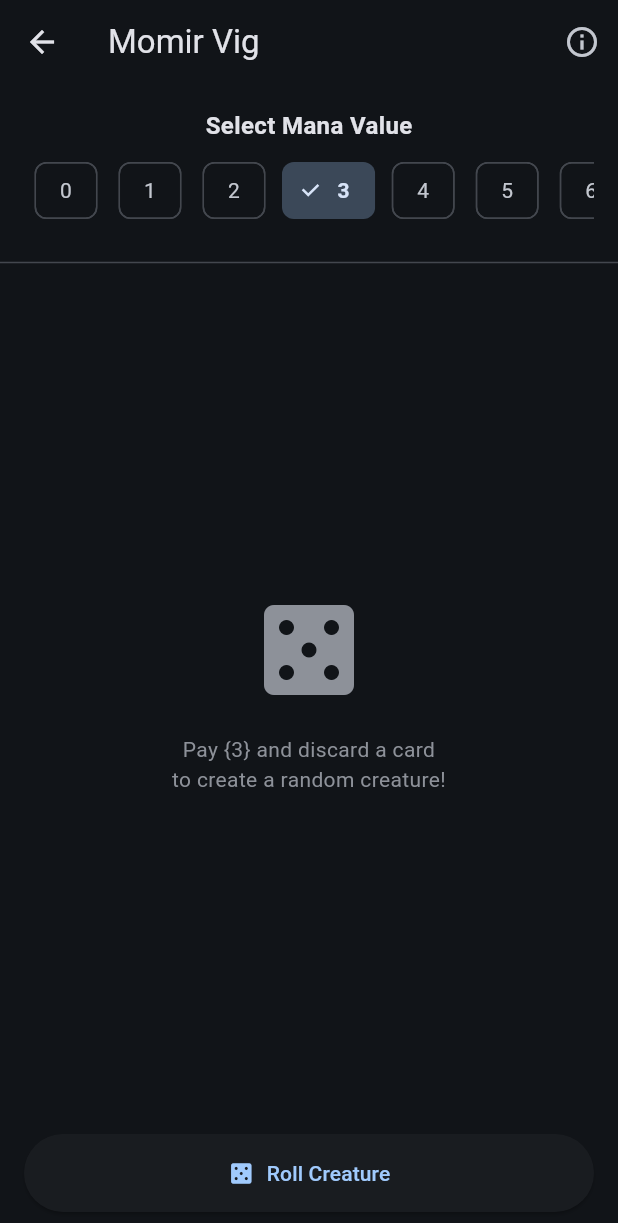
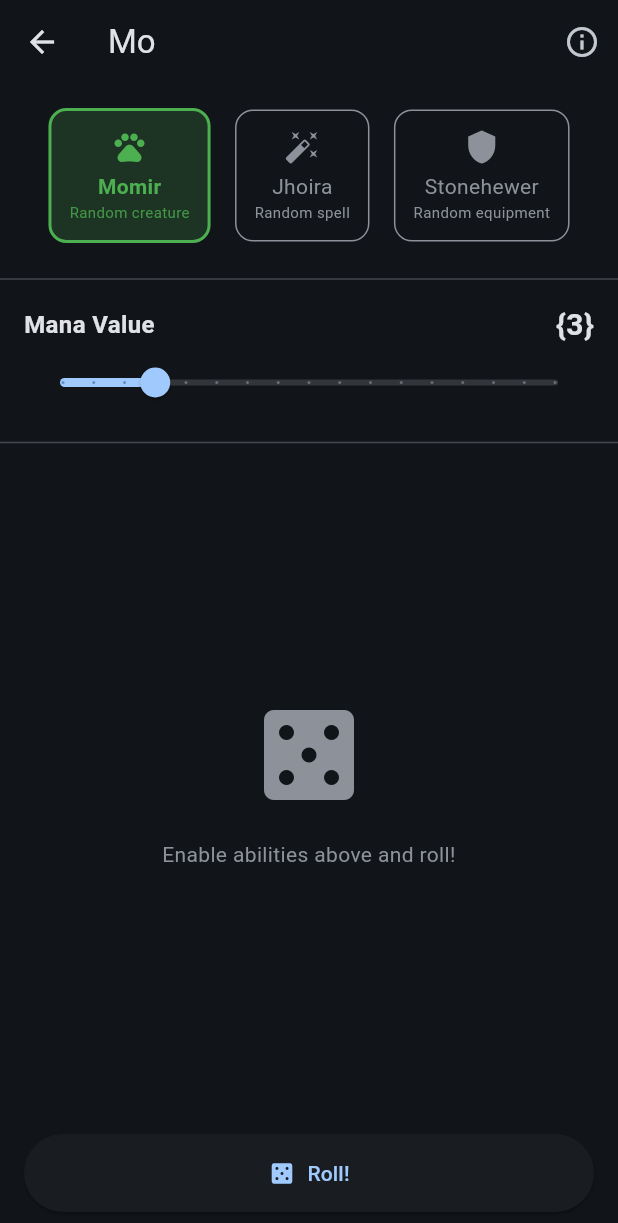
Before and after one commit to crothen/momir-printer, a Flutter app: the MomirScreen screen opened directly, on a phone screen of 412 x 824 dp. Shown: the top 1223 px of the screen. Run offline on Flutter 3.47's test engine with Material 3 defaults, Android fonts, the phone set to English and light mode, and no system bars; our stand-ins replace flutter_blue_plus, image_picker.

Commit message:
v1.0.2: Unified Momir modes (Mo/MoJo/MoJoSto)
- Combined all Momir variants into single screen with toggleable abilities
- Momir (creature), Jhoira (instant/sorcery), Stonehewer (equipment)
- Stonehewer finds equipment with MV ≤ creature's MV
- Added getRandomEquipment() to ScryfallService
- Mana value slider (0-16) replaces chip selector
- Results shown as cards with individual print buttons
- App bar title reflects active abilities
- Removed separate MoJoSto card from home screen
- Added subtitle support to home screen mode cards

```diff
--- a/lib/screens/momir_screen.dart
+++ b/lib/screens/momir_screen.dart
@@ -6,6 +6,23 @@
 import '../services/image_processor.dart';
 import '../printers/phomemo_protocol.dart';
 import '../models/card.dart';
+
+/// Result from a single ability activation
+class AbilityResult {
+  final String abilityName;
+  final MtgCard? card;
+  final Uint8List? imageBytes;
+  final String? error;
+
+  AbilityResult({
+    required this.abilityName,
+    this.card,
+    this.imageBytes,
+    this.error,
+  });
+
+  bool get success => card != null;
+}
 
 class MomirScreen extends StatefulWidget {
   const MomirScreen({super.key});
@@ -19,18 +36,33 @@
   final _scryfall = ScryfallService();
 
   int _selectedMana = 3;
-  MtgCard? _currentCard;
-  Uint8List? _cardImage;
+
+  // Ability toggles
+  bool _momirEnabled = true;
+  bool _jhoiraEnabled = false;
+  bool _stonehewerEnabled = false;
+
+  // Results
+  List<AbilityResult> _results = [];
 
   bool _isLoading = false;
   bool _isPrinting = false;
-  String? _error;
+  int _printingIndex = -1;
+
+  String get _modeName {
+    final parts = <String>[];
+    if (_momirEnabled) parts.add('Mo');
+    if (_jhoiraEnabled) parts.add('Jo');
+    if (_stonehewerEnabled) parts.add('Sto');
+    if (parts.isEmpty) return 'Select abilities';
+    return parts.join('');
+  }
 
   @override
   Widget build(BuildContext context) {
     return Scaffold(
       appBar: AppBar(
-        title: const Text('Momir Vig'),
+        title: Text(_modeName),
         actions: [
           IconButton(
             icon: const Icon(Icons.info_outline),
@@ -41,24 +73,28 @@
       ),
       body: Column(
         children: [
+          // Ability toggles
+          _buildAbilityToggles(),
+
+          const Divider(),
+
           // Mana selector
           _buildManaSelector(),
 
           const Divider(),
 
-          // Card display area
+          // Results area
           Expanded(
-            child: _buildCardDisplay(),
+            child: _buildResults(),
           ),
 
-          // Action buttons
+          // Roll button
           Padding(
             padding: const EdgeInsets.all(16.0),
-            child: Row(
-              children: [
-                Expanded(
+            child: SizedBox(
+              width: double.infinity,
               child: ElevatedButton.icon(
-                    onPressed: _isLoading || _isPrinting ? null : _rollCreature,
+                onPressed: _canRoll() ? _roll : null,
                 icon: _isLoading
                     ? const SizedBox(
                         width: 20,
@@ -66,33 +102,47 @@
                         child: CircularProgressIndicator(strokeWidth: 2),
                       )
                     : const Icon(Icons.casino),
-                    label: Text(_isLoading ? 'Rolling...' : 'Roll Creature'),
+                label: Text(_isLoading ? 'Rolling...' : 'Roll!'),
                 style: ElevatedButton.styleFrom(
                   padding: const EdgeInsets.symmetric(vertical: 16),
                 ),
               ),
             ),
-                if (_currentCard != null) ...[
-                  const SizedBox(width: 16),
-                  ElevatedButton.icon(
-                    onPressed: _isPrinting || _cardImage == null ? null : _printCard,
-                    icon: _isPrinting
-                        ? const SizedBox(
-                            width: 20,
-                            height: 20,
-                            child: CircularProgressIndicator(strokeWidth: 2),
-                          )
-                        : const Icon(Icons.print),
-                    label: Text(_isPrinting ? 'Printing...' : 'Print'),
-                    style: ElevatedButton.styleFrom(
-                      backgroundColor: Theme.of(context).colorScheme.primary,
-                      foregroundColor: Theme.of(context).colorScheme.onPrimary,
-                      padding: const EdgeInsets.symmetric(vertical: 16, horizontal: 24),
-                    ),
           ),
         ],
-              ],
       ),
+    );
+  }
+
+  Widget _buildAbilityToggles() {
+    return Padding(
+      padding: const EdgeInsets.all(16.0),
+      child: Row(
+        mainAxisAlignment: MainAxisAlignment.spaceEvenly,
+        children: [
+          _AbilityToggle(
+            name: 'Momir',
+            icon: Icons.pets,
+            color: Colors.green,
+            description: 'Random creature',
+            enabled: _momirEnabled,
+            onToggle: (v) => setState(() => _momirEnabled = v),
+          ),
+          _AbilityToggle(
+            name: 'Jhoira',
+            icon: Icons.auto_fix_high,
+            color: Colors.blue,
+            description: 'Random spell',
+            enabled: _jhoiraEnabled,
+            onToggle: (v) => setState(() => _jhoiraEnabled = v),
+          ),
+          _AbilityToggle(
+            name: 'Stonehewer',
+            icon: Icons.shield,
+            color: Colors.orange,
+            description: 'Random equipment',
+            enabled: _stonehewerEnabled,
+            onToggle: (v) => setState(() => _stonehewerEnabled = v),
           ),
         ],
       ),
@@ -101,64 +151,37 @@
 
   Widget _buildManaSelector() {
     return Padding(
-      padding: const EdgeInsets.all(16.0),
+      padding: const EdgeInsets.symmetric(horizontal: 16.0, vertical: 8.0),
       child: Column(
         children: [
+          Row(
+            mainAxisAlignment: MainAxisAlignment.spaceBetween,
+            children: [
               const Text(
-            'Select Mana Value',
+                'Mana Value',
                 style: TextStyle(fontSize: 16, fontWeight: FontWeight.bold),
               ),
-          const SizedBox(height: 8),
-          SingleChildScrollView(
-            scrollDirection: Axis.horizontal,
-            child: Row(
-              mainAxisAlignment: MainAxisAlignment.center,
-              children: List.generate(17, (index) {
-                final isSelected = _selectedMana == index;
-                return Padding(
-                  padding: const EdgeInsets.symmetric(horizontal: 4),
-                  child: ChoiceChip(
-                    label: Text(
-                      index.toString(),
-                      style: TextStyle(
-                        fontWeight: isSelected ? FontWeight.bold : FontWeight.normal,
+              Text(
+                '{$_selectedMana}',
+                style: const TextStyle(fontSize: 20, fontWeight: FontWeight.bold),
               ),
+            ],
           ),
-                    selected: isSelected,
-                    onSelected: (_) => setState(() => _selectedMana = index),
-                  ),
-                );
-              }),
-            ),
+          Slider(
+            value: _selectedMana.toDouble(),
+            min: 0,
+            max: 16,
+            divisions: 16,
+            label: _selectedMana.toString(),
+            onChanged: (v) => setState(() => _selectedMana = v.round()),
           ),
         ],
       ),
     );
   }
 
-  Widget _buildCardDisplay() {
-    if (_error != null) {
-      return Center(
-        child: Column(
-          mainAxisAlignment: MainAxisAlignment.center,
-          children: [
-            Icon(
-              Icons.error_outline,
-              size: 64,
-              color: Theme.of(context).colorScheme.error,
-            ),
-            const SizedBox(height: 16),
-            Text(
-              _error!,
-              textAlign: TextAlign.center,
-              style: TextStyle(color: Theme.of(context).colorScheme.error),
-            ),
-          ],
-        ),
-      );
-    }
-
-    if (_currentCard == null) {
+  Widget _buildResults() {
+    if (_results.isEmpty) {
       return Center(
         child: Column(
           mainAxisAlignment: MainAxisAlignment.center,
@@ -170,7 +193,7 @@
             ),
             const SizedBox(height: 16),
             Text(
-              'Pay {$_selectedMana} and discard a card\nto create a random creature!',
+              'Enable abilities above and roll!',
               textAlign: TextAlign.center,
               style: TextStyle(
                 color: Theme.of(context).colorScheme.outline,
@@ -181,55 +204,85 @@
       );
     }
 
-    return SingleChildScrollView(
+    return ListView.builder(
       padding: const EdgeInsets.all(16),
+      itemCount: _results.length,
+      itemBuilder: (context, index) {
+        final result = _results[index];
+        return _buildResultCard(result, index);
+      },
+    );
+  }
+
+  Widget _buildResultCard(AbilityResult result, int index) {
+    if (!result.success) {
+      return Card(
+        color: Theme.of(context).colorScheme.errorContainer,
+        child: ListTile(
+          leading: const Icon(Icons.error_outline),
+          title: Text(result.abilityName),
+          subtitle: Text(result.error ?? 'Unknown error'),
+        ),
+      );
+    }
+
+    final card = result.card!;
+    return Card(
       child: Column(
+        crossAxisAlignment: CrossAxisAlignment.start,
         children: [
           // Card image
-          if (_cardImage != null)
-            Container(
-              constraints: const BoxConstraints(maxHeight: 350),
+          if (card.images.normal != null)
+            ClipRRect(
+              borderRadius: const BorderRadius.vertical(top: Radius.circular(12)),
               child: Image.network(
-                _currentCard!.images.normal ?? _currentCard!.images.large ?? '',
+                card.images.normal!,
+                height: 200,
+                width: double.infinity,
                 fit: BoxFit.contain,
                 loadingBuilder: (context, child, progress) {
                   if (progress == null) return child;
                   return const SizedBox(
-                    height: 350,
+                    height: 200,
                     child: Center(child: CircularProgressIndicator()),
                   );
                 },
                 errorBuilder: (context, error, stack) => Container(
-                  height: 350,
+                  height: 100,
                   color: Colors.grey[800],
-                  child: const Center(child: Icon(Icons.broken_image, size: 64)),
+                  child: const Center(child: Icon(Icons.broken_image)),
                 ),
               ),
             ),
 
-          const SizedBox(height: 16),
-
-          // Card info
-          Text(
-            _currentCard!.name,
-            style: const TextStyle(
-              fontSize: 20,
-              fontWeight: FontWeight.bold,
+          // Card info + print button
+          ListTile(
+            title: Text(
+              card.name,
+              style: const TextStyle(fontWeight: FontWeight.bold),
             ),
+            subtitle: Column(
+              crossAxisAlignment: CrossAxisAlignment.start,
+              children: [
+                Text(result.abilityName),
+                if (card.typeLine != null)
+                  Text(card.typeLine!, style: const TextStyle(fontSize: 12)),
+                if (card.ptString != null)
+                  Text(card.ptString!, style: const TextStyle(fontWeight: FontWeight.bold)),
+              ],
             ),
-          if (_currentCard!.typeLine != null)
-            Text(
-              _currentCard!.typeLine!,
-              style: TextStyle(
-                color: Theme.of(context).colorScheme.outline,
-              ),
-            ),
-          if (_currentCard!.ptString != null)
-            Text(
-              _currentCard!.ptString!,
-              style: const TextStyle(
-                fontSize: 18,
-                fontWeight: FontWeight.bold,
+            trailing: IconButton(
+              icon: _printingIndex == index
+                  ? const SizedBox(
+                      width: 24,
+                      height: 24,
+                      child: CircularProgressIndicator(strokeWidth: 2),
+                    )
+                  : const Icon(Icons.print),
+              onPressed: _isPrinting || result.imageBytes == null
+                  ? null
+                  : () => _printCard(result, index),
+              tooltip: 'Print',
             ),
           ),
         ],
@@ -237,52 +290,101 @@
     );
   }
 
-  Future<void> _rollCreature() async {
+  bool _canRoll() {
+    return !_isLoading && (_momirEnabled || _jhoiraEnabled || _stonehewerEnabled);
+  }
+
+  Future<void> _roll() async {
     setState(() {
       _isLoading = true;
-      _error = null;
-      _currentCard = null;
-      _cardImage = null;
+      _results = [];
+    });
+
+    final results = <AbilityResult>[];
+
+    // Momir - Random creature at MV X
+    if (_momirEnabled) {
+      results.add(await _fetchCard(
+        'Momir Vig',
+        () => _scryfall.getRandomCreature(_selectedMana),
+      ));
+    }
+
+    // Jhoira - Random instant/sorcery at MV X
+    if (_jhoiraEnabled) {
+      results.add(await _fetchCard(
+        'Jhoira',
+        () => _scryfall.getRandomInstantOrSorcery(_selectedMana),
+      ));
+    }
+
+    // Stonehewer - Random equipment at MV <= creature's MV
+    if (_stonehewerEnabled) {
+      // Use the creature's MV if we got one, otherwise use selected mana
+      final creatureMv = _momirEnabled && results.first.card != null
+          ? results.first.card!.cmc ?? _selectedMana
+          : _selectedMana;
+
+      results.add(await _fetchCard(
+        'Stonehewer Giant',
+        () => _scryfall.getRandomEquipment(creatureMv),
+      ));
+    }
+
+    setState(() {
+      _results = results;
+      _isLoading = false;
+    });
+  }
+
+  Future<AbilityResult> _fetchCard(
+    String abilityName,
+    Future<MtgCard> Function() fetcher,
+  ) async {
+    try {
+      final card = await fetcher();
+
+      // Fetch card image
+      Uint8List? imageBytes;
+      final imageUrl = card.images.forPrinting;
+      if (imageUrl != null) {
+        try {
+          final response = await http.get(Uri.parse(imageUrl));
+          if (response.statusCode == 200) {
+            imageBytes = response.bodyBytes;
+          }
+        } catch (_) {}
+      }
+
+      return AbilityResult(
+        abilityName: abilityName,
+        card: card,
+        imageBytes: imageBytes,
+      );
+    } on NoCardFoundException catch (e) {
+      return AbilityResult(
+        abilityName: abilityName,
+        error: e.message,
+      );
+    } catch (e) {
+      return AbilityResult(
+        abilityName: abilityName,
+        error: 'Failed to fetch: $e',
+      );
+    }
+  }
+
+  Future<void> _printCard(AbilityResult result, int index) async {
+    if (result.imageBytes == null) return;
+
+    setState(() {
+      _isPrinting = true;
+      _printingIndex = index;
     });
 
     try {
-      final card = await _scryfall.getRandomCreature(_selectedMana);
-
-      // Fetch card image for printing
-      final imageUrl = card.images.forPrinting;
-      if (imageUrl != null) {
-        final response = await http.get(Uri.parse(imageUrl));
-        if (response.statusCode == 200) {
-          _cardImage = response.bodyBytes;
-        }
-      }
-
-      setState(() {
-        _currentCard = card;
-        _isLoading = false;
-      });
-    } on NoCardFoundException catch (e) {
-      setState(() {
-        _error = e.message;
-        _isLoading = false;
-      });
-    } catch (e) {
-      setState(() {
-        _error = 'Failed to fetch card: $e';
-        _isLoading = false;
-      });
-    }
-  }
-
-  Future<void> _printCard() async {
-    if (_cardImage == null) return;
-
-    setState(() => _isPrinting = true);
-
-    try {
-      // Process image for thermal printing
-      final printData = ImageProcessor.processForPrinting(_cardImage!);
-      final dims = ImageProcessor.getProcessedDimensions(_cardImage!);
+      final printData = ImageProcessor.processForPrinting(result.imageBytes!);
+      final dims = ImageProcessor.getProcessedDimensions(result.imageBytes!);
 
       final protocol = PhomemoProtocol(_bluetooth);
       final success = await protocol.printFullImage(
@@ -297,7 +399,7 @@
         ScaffoldMessenger.of(context).showSnackBar(
           SnackBar(
             content: Text(success
-                ? 'Printed ${_currentCard!.name}!'
+                ? 'Printed ${result.card!.name}!'
                 : 'Print failed'),
             backgroundColor: success ? Colors.green : Colors.red,
           ),
@@ -310,7 +412,10 @@
         );
       }
     } finally {
-      setState(() => _isPrinting = false);
+      setState(() {
+        _isPrinting = false;
+        _printingIndex = -1;
+      });
     }
   }
 
@@ -318,35 +423,44 @@
     showDialog(
       context: context,
       builder: (context) => AlertDialog(
-        title: const Text('Momir Vig'),
-        content: const SingleChildScrollView(
+        title: const Text('Momir Abilities'),
+        content: SingleChildScrollView(
           child: Column(
             crossAxisAlignment: CrossAxisAlignment.start,
             mainAxisSize: MainAxisSize.min,
             children: [
-              Text(
-                'How to Play',
+              _buildAbilityInfo(
+                'Momir Vig',
+                Icons.pets,
+                Colors.green,
+                '{X}, Discard a card: Create a token copy of a random creature with mana value X.',
+              ),
+              const SizedBox(height: 16),
+              _buildAbilityInfo(
+                'Jhoira',
+                Icons.auto_fix_high,
+                Colors.blue,
+                '{X}, Discard a card: Cast a random instant or sorcery with mana value X.',
+              ),
+              const SizedBox(height: 16),
+              _buildAbilityInfo(
+                'Stonehewer Giant',
+                Icons.shield,
+                Colors.orange,
+                'When you create a creature token, you may search for a random Equipment with mana value ≤ that creature\'s mana value and attach it.',
+              ),
+              const SizedBox(height: 16),
+              const Divider(),
+              const SizedBox(height: 8),
+              const Text(
+                'Combinations',
                 style: TextStyle(fontWeight: FontWeight.bold),
               ),
-              SizedBox(height: 8),
-              Text(
-                'You have an emblem with:\n\n'
-                '{X}, Discard a card: Create a token that\'s a copy of a '
-                'creature card with mana value X chosen at random.\n\n'
-                'Activate only as a sorcery.',
-              ),
-              SizedBox(height: 16),
-              Text(
-                'Tips',
-                style: TextStyle(fontWeight: FontWeight.bold),
-              ),
-              SizedBox(height: 8),
-              Text(
-                '• Start each game with a basic land deck\n'
-                '• Popular starting mana values: 3-5\n'
-                '• High mana (8+) can get game-ending creatures\n'
-                '• Mana value 0 and 1 often whiff',
-              ),
+              const SizedBox(height: 8),
+              const Text('• Mo = Momir only'),
+              const Text('• MoJo = Momir + Jhoira'),
+              const Text('• MoSto = Momir + Stonehewer'),
+              const Text('• MoJoSto = All three!'),
             ],
           ),
         ),
@@ -359,4 +473,81 @@
       ),
     );
   }
+
+  Widget _buildAbilityInfo(String name, IconData icon, Color color, String description) {
+    return Row(
+      crossAxisAlignment: CrossAxisAlignment.start,
+      children: [
+        Icon(icon, color: color, size: 24),
+        const SizedBox(width: 12),
+        Expanded(
+          child: Column(
+            crossAxisAlignment: CrossAxisAlignment.start,
+            children: [
+              Text(name, style: const TextStyle(fontWeight: FontWeight.bold)),
+              const SizedBox(height: 4),
+              Text(description, style: const TextStyle(fontSize: 13)),
+            ],
+          ),
+        ),
+      ],
+    );
   }
+}
+
+class _AbilityToggle extends StatelessWidget {
+  final String name;
+  final IconData icon;
+  final Color color;
+  final String description;
+  final bool enabled;
+  final ValueChanged<bool> onToggle;
+
+  const _AbilityToggle({
+    required this.name,
+    required this.icon,
+    required this.color,
+    required this.description,
+    required this.enabled,
+    required this.onToggle,
+  });
+
+  @override
+  Widget build(BuildContext context) {
+    return GestureDetector(
+      onTap: () => onToggle(!enabled),
+      child: AnimatedContainer(
+        duration: const Duration(milliseconds: 200),
+        padding: const EdgeInsets.all(12),
+        decoration: BoxDecoration(
+          color: enabled ? color.withValues(alpha: 0.2) : Colors.transparent,
+          borderRadius: BorderRadius.circular(12),
+          border: Border.all(
+            color: enabled ? color : Theme.of(context).colorScheme.outline,
+            width: enabled ? 2 : 1,
+          ),
+        ),
+        child: Column(
+          children: [
+            Icon(icon, color: enabled ? color : Theme.of(context).colorScheme.outline),
+            const SizedBox(height: 4),
+            Text(
+              name,
+              style: TextStyle(
+                fontWeight: enabled ? FontWeight.bold : FontWeight.normal,
+                color: enabled ? color : Theme.of(context).colorScheme.outline,
+              ),
+            ),
+            Text(
+              description,
+              style: TextStyle(
+                fontSize: 10,
+                color: enabled ? color.withValues(alpha: 0.8) : Theme.of(context).colorScheme.outline,
+              ),
+            ),
+          ],
+        ),
+      ),
+    );
+  }
+}
--- a/lib/services/scryfall_service.dart
+++ b/lib/services/scryfall_service.dart
@@ -54,6 +54,25 @@
       throw ScryfallException('Scryfall error: ${response.statusCode}');
     }
   }
+
+  /// Get a random equipment with mana value <= specified (Stonehewer Giant)
+  Future<MtgCard> getRandomEquipment(int maxManaValue) async {
+    await _rateLimit();
+
+    // Equipment with MV 0 to maxManaValue
+    final query = Uri.encodeComponent('type:equipment cmc<=$maxManaValue');
+    final response = await http.get(
+      Uri.parse('$_baseUrl/cards/random?q=$query'),
+    );
+
+    if (response.statusCode == 200) {
+      return MtgCard.fromJson(jsonDecode(response.body));
+    } else if (response.statusCode == 404) {
+      throw NoCardFoundException('No equipment found at MV ≤$maxManaValue');
+    } else {
+      throw ScryfallException('Scryfall error: ${response.statusCode}');
+    }
+  }
 }
 
 class ScryfallException implements Exception {
--- a/pubspec.yaml
+++ b/pubspec.yaml
@@ -16,7 +16,7 @@
 # https://developer.apple.com/library/archive/documentation/General/Reference/InfoPlistKeyReference/Articles/CoreFoundationKeys.html
 # In Windows, build-name is used as the major, minor, and patch parts
 # of the product and file versions while build-number is used as the build suffix.
-version: 1.0.1+2
+version: 1.0.2+3
 
 environment:
   sdk: ^3.8.0
```
Also changed, not shown: lib/screens/home_screen.dart (+12 -13 lines). Lines whose indentation alone changed are shown as unchanged.
